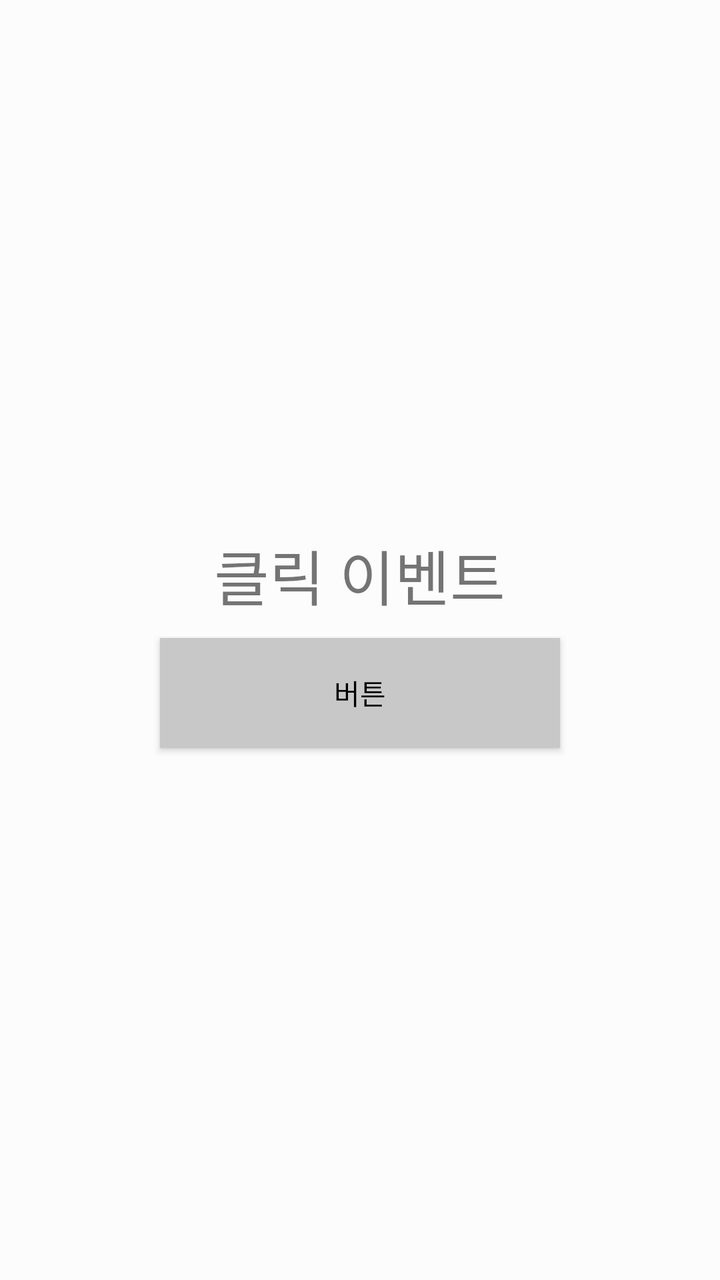
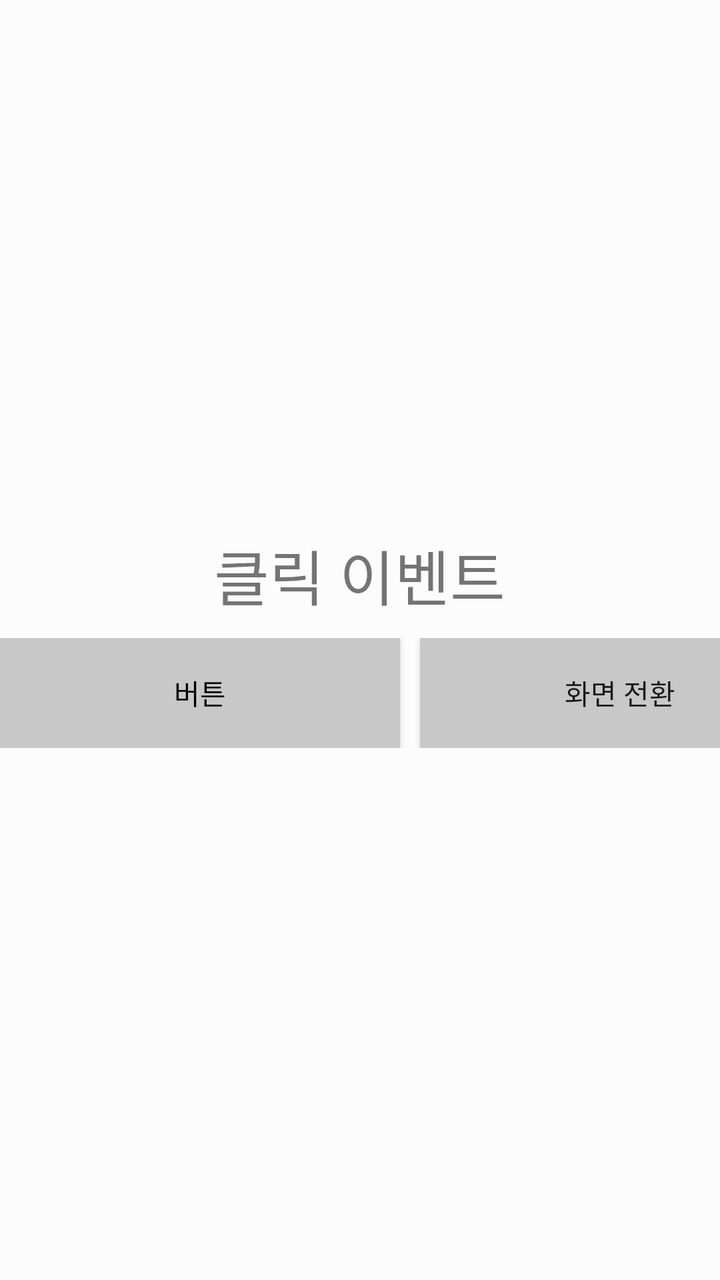

Before-and-after screenshots of an Android layout around one commit, followed by the original layout XML and the change that was made.
<!-- AndroidManifest.xml: application theme Theme.TestApplication -->
<!-- res/layout/main.xml -->
<?xml version="1.0" encoding="utf-8"?>
<LinearLayout
    android:id="@+id/main_layout"
    xmlns:android="http://schemas.android.com/apk/res/android"
    android:layout_width="match_parent"
    android:layout_height="match_parent"
    android:orientation="vertical"
    android:gravity="center"
    android:background="@color/basic">
    
    <TextView
        android:id="@+id/main_textView"
        android:layout_width="wrap_content"
        android:layout_height="wrap_content"
        android:layout_marginBottom="10dp"
        android:includeFontPadding="false"
        android:text="@string/main_default_textView"
        android:textSize="30sp"/>

    <Button
        android:id="@+id/main_button"
        android:layout_width="200dp"
        android:layout_height="55dp"
        android:text="@string/main_button"
        android:textColor="@color/black"
        android:background="@color/grey"/>

</LinearLayout>
<!-- resources referenced by this layout -->
<resources>
  <color name="basic">#FCFCFC</color>
  <color name="black">#FF000000</color>
  <color name="grey">#C8C8C8</color>
  <string name="main_button">버튼</string>
  <string name="main_default_textView">클릭 이벤트</string>
  <style name="Theme.TestApplication" parent="Theme.AppCompat.Light">
          
          <item name="windowNoTitle">true</item>
          <item name="android:windowLightStatusBar">true</item>
          <item name="android:statusBarColor">#FFFFFF</item>
      </style>
</resources>

<!-- the commit's change to res/layout/main.xml (unified diff, before → after) -->
@@ -17,12 +17,27 @@
         android:text="@string/main_default_textView"
         android:textSize="30sp"/>
 
-    <Button
-        android:id="@+id/main_button"
-        android:layout_width="200dp"
-        android:layout_height="55dp"
-        android:text="@string/main_button"
-        android:textColor="@color/black"
-        android:background="@color/grey"/>
+    <LinearLayout
+        android:layout_width="wrap_content"
+        android:layout_height="wrap_content"
+        android:orientation="horizontal">
+
+        <Button
+            android:id="@+id/main_button"
+            android:layout_width="200dp"
+            android:layout_height="55dp"
+            android:text="@string/main_button"
+            android:textColor="@color/black"
+            android:background="@color/grey"/>
+
+        <Button
+            android:id="@+id/main_change_button"
+            android:layout_width="200dp"
+            android:layout_height="55dp"
+            android:layout_marginStart="10dp"
+            android:background="@color/grey"
+            android:text="@string/main_change"/>
+
+    </LinearLayout>
 
 </LinearLayout>
<!-- resource entries referenced after the edit -->
@@ -4,6 +4,7 @@
   <color name="black">#FF000000</color>
   <color name="grey">#C8C8C8</color>
   <string name="main_button">버튼</string>
+  <string name="main_change">화면 전환</string>
   <string name="main_default_textView">클릭 이벤트</string>
   <style name="Theme.TestApplication" parent="Theme.AppCompat.Light">
           
